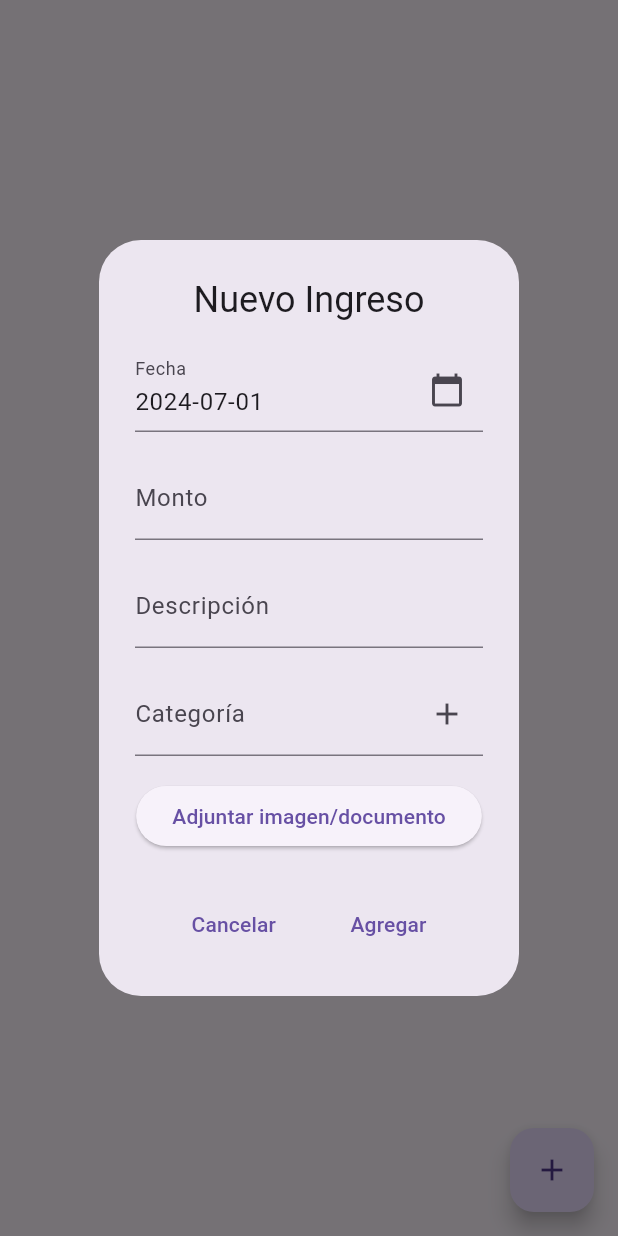
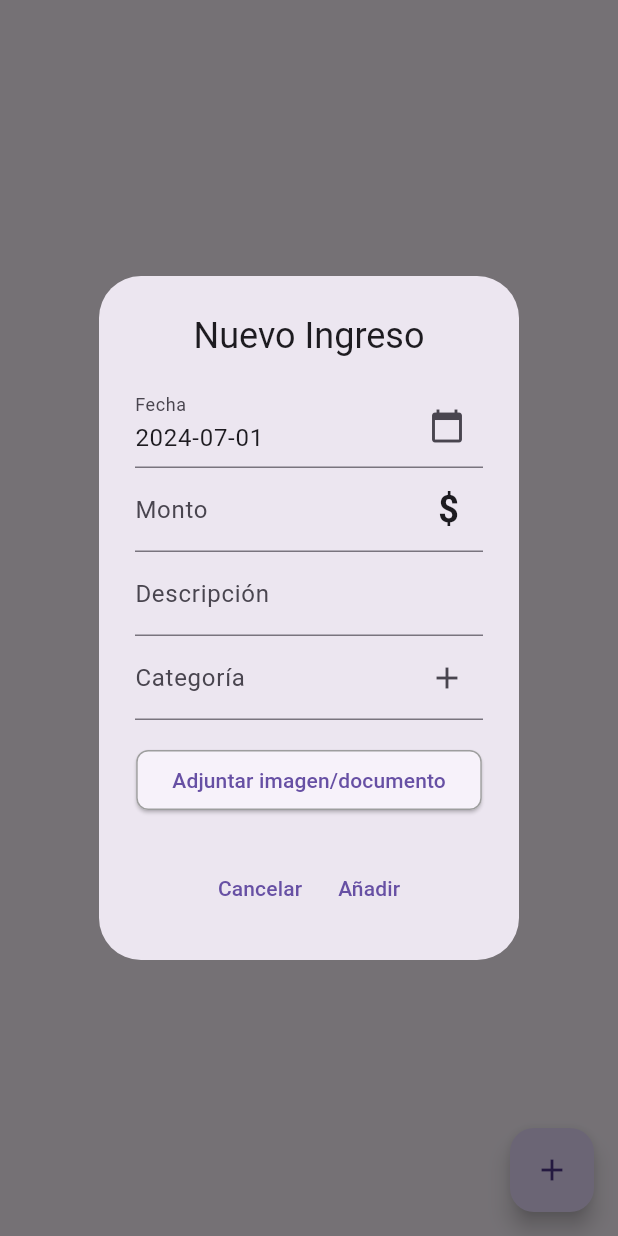
Before and after one commit to jesusmfb07/financial-application, a Flutter app: the IncomePage screen opened directly with empty values, after a tap on the "add" icon, on a phone screen of 412 x 824 dp. Run offline on Flutter 3.47's test engine with Material 3 defaults, Android fonts, the phone set to English and light mode, and no system bars; our stand-ins replace file_picker, open_file, sqflite; missing offline and left inert: flutter_pdfview; accounts and stored records are empty.

Commit message:
finalizing the implementation of income

```diff
--- a/lib/chat/ui/pages/expense_manager_page.dart
+++ b/lib/chat/ui/pages/expense_manager_page.dart
@@ -1,4 +1,3 @@
-
 import 'package:flutter/material.dart';
 import '../../../shared/ui/navigation_bar_page.dart';
 import '../../domain/entities/group_entity.dart';
@@ -8,7 +7,6 @@ import '../widgets/group_title.dart';
 import '../widgets/my_finances.dart';
 import 'new_group_page.dart';
 import 'contact_list_page.dart';
-
 
 class ExpenseManagerPage extends StatefulWidget {
   @override
@@ -67,6 +65,7 @@ import 'contact_list_page.dart';
     return Scaffold(
       appBar: AppBar(
         title: Text('Gestor de Gastos'),
+        automaticallyImplyLeading: false, // Eliminar la flecha
         actions: [
           PopupMenuButton<String>(
             onSelected: _onMenuSelected,
--- a/lib/finances/domain/entities/income_entry_entity.dart
+++ b/lib/finances/domain/entities/income_entry_entity.dart
@@ -3,15 +3,17 @@ class IncomeEntry {
   final String description;
   final double amount;
   final DateTime date;
-  final String category;
+  final String? category;
   final String? attachmentPath;
+  final String currencySymbol;
 
   IncomeEntry({
     this.id,
     required this.description,
     required this.amount,
     required this.date,
-    required this.category,
+    this.category,
     this.attachmentPath,
+    required this.currencySymbol,
   });
 }
--- a/lib/finances/infrastructure/mappers/income_mappers.dart
+++ b/lib/finances/infrastructure/mappers/income_mappers.dart
@@ -9,6 +9,7 @@ class IncomeEntryMapper {
       'date': entry.date.toIso8601String(),
       'category': entry.category,
       'attachmentPath': entry.attachmentPath,
+      'currencySymbol': entry.currencySymbol,
     };
   }
 
@@ -20,6 +21,7 @@ class IncomeEntryMapper {
       date: DateTime.parse(map['date']),
       category: map['category'],
       attachmentPath: map['attachmentPath'],
+      currencySymbol: map['currencySymbol'],
     );
   }
 }
--- a/lib/finances/ui/myFinancesPages/income/income_entry_form.dart
+++ b/lib/finances/ui/myFinancesPages/income/income_entry_form.dart
@@ -11,6 +11,7 @@ import 'package:uuid/uuid.dart';
 import '../../../../shared/categories/application/use_cases/category_use_case.dart';
 import '../../../../shared/categories/domain/aggregates/category_aggregate.dart';
 import '../../../../shared/categories/domain/entities/category_entity.dart';
+import '../../../../shared/currencies/domain/entities/currency_entity.dart';
 import '../../../application/use_cases/income_use_case.dart';
 import '../../../domain/aggregates/income_aggregate.dart';
 import '../../../domain/entities/income_entry_entity.dart';
@@ -23,6 +24,7 @@ class IncomeEntryForm extends StatefulWidget {
   final CreateCategoryUseCase createCategoryUseCase;
   final IncomeEntry? entry;
   final VoidCallback onSave;
+  final String defaultCurrencySymbol;
 
   IncomeEntryForm({
     required this.createEntryUseCase,
@@ -32,6 +34,7 @@ class IncomeEntryForm extends StatefulWidget {
     required this.createCategoryUseCase,
     this.entry,
     required this.onSave,
+    required this.defaultCurrencySymbol,
   });
 
   @override
@@ -44,16 +47,24 @@ class _IncomeEntryFormState extends State<IncomeEntryForm> {
   final TextEditingController _dateController = TextEditingController();
   final TextEditingController _categoryController = TextEditingController();
   String? _attachmentPath;
+  String _selectedCurrencySymbol = '';
+  final List<Currency> _availableCurrencies = [
+    Currency(name: 'Dolar', code: '\$'),
+    Currency(name: 'Euro', code: '€'),
+    Currency(name: 'Sol', code: 'S/'),
+  ];
 
   @override
   void initState() {
     super.initState();
+    _selectedCurrencySymbol = widget.defaultCurrencySymbol;
     _dateController.text = DateFormat('yyyy-MM-dd').format(DateTime.now());
     if (widget.entry != null) {
       _descriptionController.text = widget.entry!.description;
       _amountController.text = widget.entry!.amount.toString();
-      _categoryController.text = widget.entry!.category;
-      _dateController.text = DateFormat('yyyy-MM-dd').format(widget.entry!.date);
+      _categoryController.text = widget.entry!.category ?? '';
+      _dateController.text =
+          DateFormat('yyyy-MM-dd').format(widget.entry!.date);
       _attachmentPath = widget.entry!.attachmentPath;
     } else {
       _dateController.text = DateFormat('yyyy-MM-dd').format(DateTime.now());
@@ -71,10 +82,10 @@ class _IncomeEntryFormState extends State<IncomeEntryForm> {
   void _addEntry() async {
     final description = _descriptionController.text;
     final amount = double.tryParse(_amountController.text) ?? 0.0;
-    final category = _categoryController.text;
+    final category = _categoryController.text.isNotEmpty ? _categoryController.text : null;
     final date = DateFormat('yyyy-MM-dd').parse(_dateController.text);
 
-    if (description.isNotEmpty && amount > 0 && category.isNotEmpty) {
+    if (description.isNotEmpty && amount > 0) {
       final attachmentPath = _attachmentPath != null ? await _saveFileLocally(_attachmentPath!) : null;
       final entry = IncomeEntry(
         description: description,
@@ -82,6 +93,7 @@ class _IncomeEntryFormState extends State<IncomeEntryForm> {
         date: date,
         category: category,
         attachmentPath: attachmentPath,
+        currencySymbol: _selectedCurrencySymbol,
       );
       await widget.createEntryUseCase.execute(widget.aggregate, entry);
       widget.onSave();
@@ -92,10 +104,10 @@ class _IncomeEntryFormState extends State<IncomeEntryForm> {
   void _updateEntry() async {
     final description = _descriptionController.text;
     final amount = double.tryParse(_amountController.text) ?? 0.0;
-    final category = _categoryController.text;
+    final category = _categoryController.text.isNotEmpty ? _categoryController.text : null;
     final date = DateFormat('yyyy-MM-dd').parse(_dateController.text);
 
-    if (description.isNotEmpty && amount > 0 && category.isNotEmpty) {
+    if (description.isNotEmpty && amount > 0) {
       final attachmentPath = _attachmentPath != null ? await _saveFileLocally(_attachmentPath!) : widget.entry!.attachmentPath;
       final updatedEntry = IncomeEntry(
         id: widget.entry!.id,
@@ -104,6 +116,7 @@ class _IncomeEntryFormState extends State<IncomeEntryForm> {
         date: date,
         category: category,
         attachmentPath: attachmentPath,
+        currencySymbol: _selectedCurrencySymbol,
       );
       await widget.updateEntryUseCase.execute(widget.aggregate, updatedEntry);
       widget.onSave();
@@ -112,16 +125,27 @@ class _IncomeEntryFormState extends State<IncomeEntryForm> {
   }
 
   void _createCategory(String name) async {
+    final existingCategory = widget.categoryAggregate.categories.firstWhere(
+            (category) => category.name == name,
+        orElse: () => Category(id: '', name: ''));
+
+    if (existingCategory.id.isEmpty) {
       final newCategory = Category(
-      id: Uuid().v4(), // Genera un ID único para la nueva categoría
+        id: Uuid().v4(),
         name: name,
       );
-    await widget.createCategoryUseCase.execute(widget.categoryAggregate, newCategory);
+      await widget.createCategoryUseCase
+          .execute(widget.categoryAggregate, newCategory);
 
       setState(() {
         widget.categoryAggregate.categories.add(newCategory);
         _categoryController.text = newCategory.name;
       });
+    } else {
+      ScaffoldMessenger.of(context).showSnackBar(
+        SnackBar(content: Text('La categoría ya existe.')),
+      );
+    }
   }
 
   void _showCreateCategoryDialog() {
@@ -155,10 +179,37 @@ class _IncomeEntryFormState extends State<IncomeEntryForm> {
     );
   }
 
+  void _showCurrencySelectionDialog() {
+    showDialog(
+      context: context,
+      builder: (context) {
+        return AlertDialog(
+          title: Text('Seleccionar Moneda'),
+          content: Column(
+            mainAxisSize: MainAxisSize.min,
+            children: _availableCurrencies.map((currency) {
+              return ListTile(
+                title: Text(currency.name),
+                onTap: () {
+                  setState(() {
+                    _selectedCurrencySymbol = currency.code;
+                  });
+                  Navigator.pop(context);
+                },
+              );
+            }).toList(),
+          ),
+        );
+      },
+    );
+  }
+
   @override
   Widget build(BuildContext context) {
     return AlertDialog(
-      title: Center(child: Text(widget.entry == null ? 'Nuevo Ingreso' : 'Editar Ingreso')),
+      title: Center(
+          child:
+          Text(widget.entry == null ? 'Nuevo Ingreso' : 'Editar Ingreso')),
       content: SingleChildScrollView(
         child: Column(
           mainAxisSize: MainAxisSize.min,
@@ -179,25 +230,44 @@ class _IncomeEntryFormState extends State<IncomeEntryForm> {
                     );
                     if (pickedDate != null) {
                       setState(() {
-                        _dateController.text = DateFormat('yyyy-MM-dd').format(pickedDate);
+                        _dateController.text =
+                            DateFormat('yyyy-MM-dd').format(pickedDate);
                       });
                     }
                   },
                 ),
               ),
             ),
-            SizedBox(height: 16.0),
             TextField(
               controller: _amountController,
-              keyboardType: TextInputType.numberWithOptions(decimal: true),
-              decoration: InputDecoration(labelText: 'Monto'),
+              keyboardType: TextInputType.number,
+              decoration: InputDecoration(
+                labelText: 'Monto',
+                suffixIcon: GestureDetector(
+                  onTap: _showCurrencySelectionDialog,
+                  child: Row(
+                    mainAxisSize: MainAxisSize.min,
+                    mainAxisAlignment: MainAxisAlignment.end,
+                    children: [
+                      Padding(
+                        padding: EdgeInsets.only(right: 16.0),
+                        child: Text(
+                          _selectedCurrencySymbol,
+                          style: TextStyle(
+                            fontWeight: FontWeight.bold,
+                            fontSize: 24,
                           ),
-            SizedBox(height: 16.0),
+                        ),
+                      ),
+                    ],
+                  ),
+                ),
+              ),
+            ),
             TextField(
               controller: _descriptionController,
               decoration: InputDecoration(labelText: 'Descripción'),
             ),
-            SizedBox(height: 16.0),
             Autocomplete<String>(
               optionsBuilder: (TextEditingValue textEditingValue) {
                 if (textEditingValue.text.isEmpty) {
@@ -216,7 +286,7 @@ class _IncomeEntryFormState extends State<IncomeEntryForm> {
                   TextEditingController textEditingController,
                   FocusNode focusNode,
                   VoidCallback onFieldSubmitted) {
-                textEditingController.text = _categoryController.text; // Actualiza el texto del campo
+                textEditingController.text = _categoryController.text;
                 return TextField(
                   controller: textEditingController,
                   focusNode: focusNode,
@@ -230,7 +300,7 @@ class _IncomeEntryFormState extends State<IncomeEntryForm> {
                 );
               },
             ),
-            SizedBox(height: 16.0),
+            SizedBox(height: 16.0), // Espacio agregado aquí
             ElevatedButton(
               onPressed: () async {
                 final result = await FilePicker.platform.pickFiles();
@@ -241,31 +311,39 @@ class _IncomeEntryFormState extends State<IncomeEntryForm> {
                 }
               },
               child: Text('Adjuntar imagen/documento'),
+              style: ElevatedButton.styleFrom(
+                side: BorderSide(color: Colors.grey, width: 1.0),
+                shape: RoundedRectangleBorder(
+                  borderRadius: BorderRadius.circular(8.0),
+                ),
+              ),
+            ),
+            if (_attachmentPath != null)
+              Padding(
+                padding: const EdgeInsets.only(top: 8.0),
+                child: Text(
+                  'Archivo adjunto: ${_attachmentPath!.split('/').last}',
+                  style: TextStyle(fontSize: 12.0, fontStyle: FontStyle.italic),
+                ),
               ),
           ],
         ),
       ),
       actions: [
-        Center(
-          child: Row(
-            mainAxisAlignment: MainAxisAlignment.spaceEvenly,
+        Row(
+          mainAxisAlignment: MainAxisAlignment.center,
           children: [
             TextButton(
-                onPressed: () => Navigator.pop(context),
+              onPressed: () {
+                Navigator.pop(context);
+              },
               child: Text('Cancelar'),
             ),
             TextButton(
-                onPressed: () {
-                  if (widget.entry == null) {
-                    _addEntry();
-                  } else {
-                    _updateEntry();
-                  }
-                },
-                child: Text(widget.entry == null ? 'Agregar' : 'Actualizar'),
+              onPressed: widget.entry == null ? _addEntry : _updateEntry,
+              child: Text(widget.entry == null ? 'Añadir' : 'Actualizar'),
             ),
           ],
-          ),
         ),
       ],
     );
--- a/lib/finances/ui/myFinancesPages/income/income_entry_list.dart
+++ b/lib/finances/ui/myFinancesPages/income/income_entry_list.dart
@@ -29,7 +29,7 @@ class IncomeEntryList extends StatelessWidget {
         } else if (snapshot.hasError) {
           return Center(child: Text('Error: ${snapshot.error}'));
         } else if (!snapshot.hasData || snapshot.data!.isEmpty) {
-          return Center(child: Text('No hay ingresos'));
+          return Center(child: Text('No hay ingreso'));
         } else {
           return ListView.builder(
             itemCount: snapshot.data!.length,
--- a/lib/finances/ui/myFinancesPages/income/income_page.dart
+++ b/lib/finances/ui/myFinancesPages/income/income_page.dart
@@ -23,6 +23,7 @@ class IncomePage extends StatefulWidget {
   final IncomeEntryAggregate aggregate;
   final CategoryAggregate categoryAggregate;
   final String? attachmentPath;
+  final String defaultCurrencySymbol; // Añadir propiedad para el símbolo de moneda
 
   IncomePage({
     required this.createEntryUseCase,
@@ -33,6 +34,7 @@ class IncomePage extends StatefulWidget {
     required this.aggregate,
     required this.categoryAggregate,
     this.attachmentPath,
+    this.defaultCurrencySymbol = '\$', // Valor predeterminado o especificar el símbolo adecuado
   });
 
   @override
@@ -143,9 +145,10 @@ class _IncomePageState extends State<IncomePage> {
           updateEntryUseCase: widget.updateEntryUseCase,
           aggregate: widget.aggregate,
           categoryAggregate: widget.categoryAggregate,
-          createCategoryUseCase: widget.createCategoryUseCase, // Añadir esto
+          createCategoryUseCase: widget.createCategoryUseCase,
           entry: entry,
           onSave: _loadEntries,
+          defaultCurrencySymbol: widget.defaultCurrencySymbol, // Añadir este argumento
         );
       },
     );
--- a/lib/finances/ui/myFinancesPages/income/widgets/entry_tile.dart
+++ b/lib/finances/ui/myFinancesPages/income/widgets/entry_tile.dart
@@ -47,7 +47,7 @@ class EntryTile extends StatelessWidget {
             ],
           ),
           Text(
-            'Monto: \$${entry.amount.toStringAsFixed(2)}',
+            'Monto: ${entry.currencySymbol}${entry.amount.toStringAsFixed(2)}',
             style: TextStyle(fontSize: 16.0),
           ),
           Text(
```
Also changed, not shown: lib/finances/infrastructure/adapters/income_adapter.dart (+25 -10 lines), lib/main.dart (+22 -6 lines), lib/finances/application/use_cases/handler/command/create_income_command.dart (line endings or trailing spaces), lib/finances/ui/myFinancesPages/egress/egress_page.dart (line endings or trailing spaces), 1 other file. Lines whose indentation alone changed are shown as unchanged.
